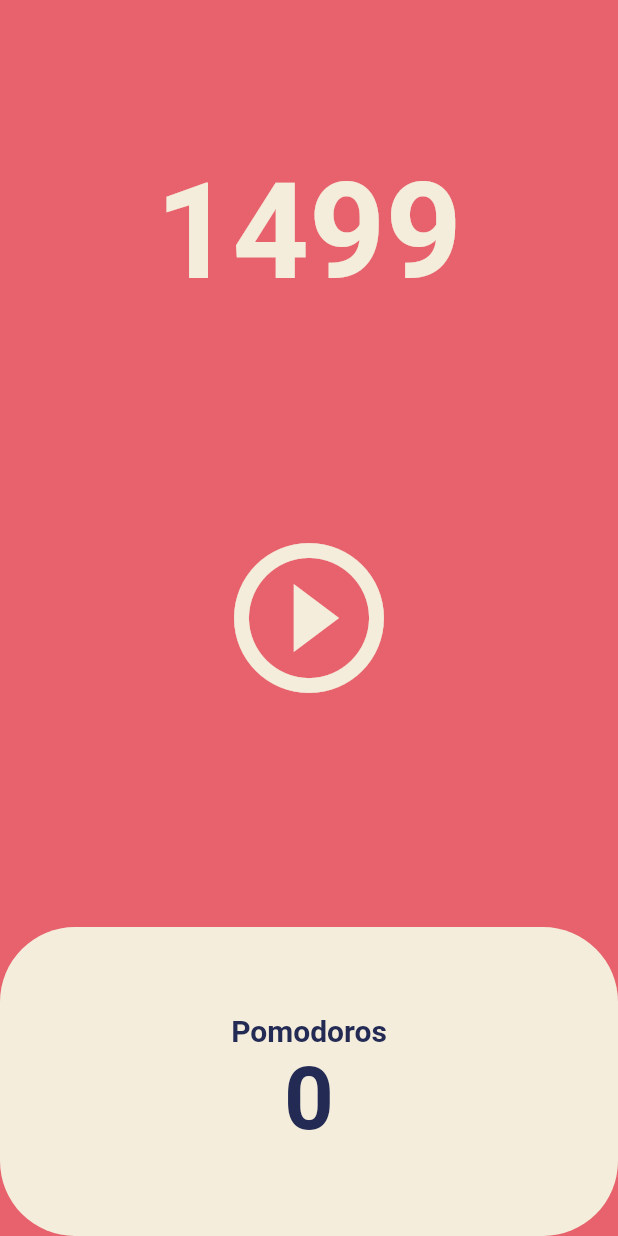
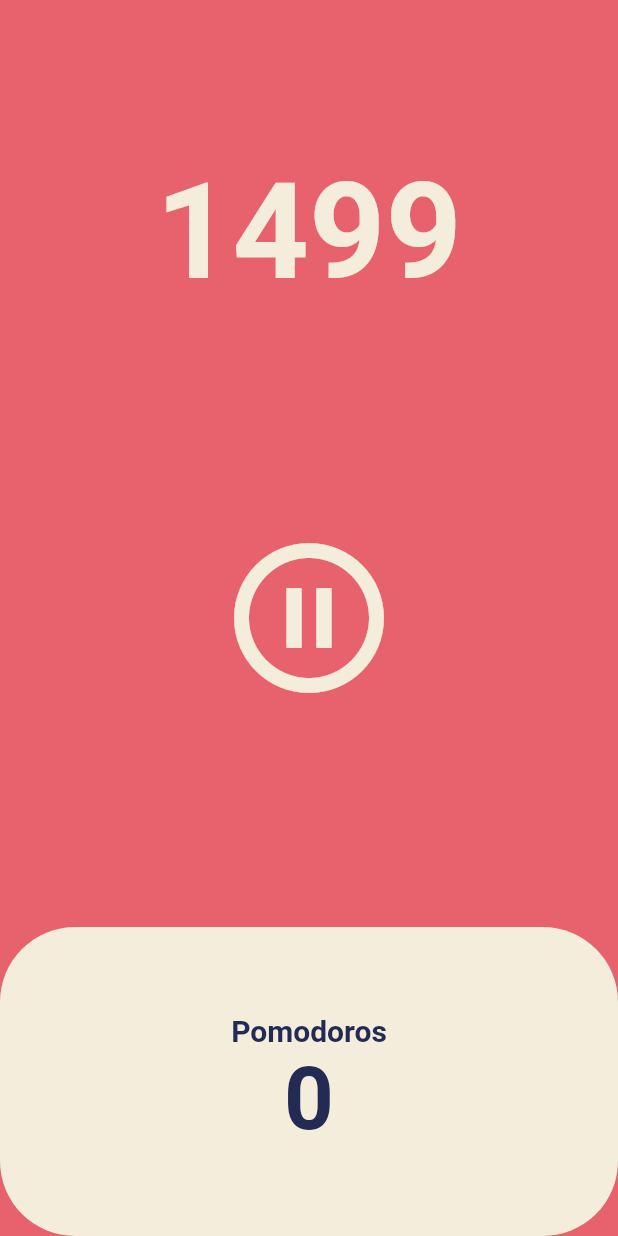
Before and after one commit to woong12/toonflix, a Flutter app: the screen it shows after launch, after a tap on the "play circle outline" icon, on a phone screen of 412 x 824 dp. Run offline on Flutter 3.47's test engine with Material 2 defaults, Android fonts, the light colour scheme and no system bars.

Commit message:
pause play

```diff
--- a/lib/screens/home_screen.dart
+++ b/lib/screens/home_screen.dart
@@ -10,6 +10,7 @@
 
 class _HomeScreenState extends State<HomeScreen> {
   int totalSeconds = 1500;
+  bool isRunning = false;
   late Timer timer;
 
   void onThick(Timer timer) {
@@ -19,7 +20,20 @@
   }
 
   void onStartPressed() {
-    timer = Timer.periodic(const Duration(seconds: 1), onThick);
+    timer = Timer.periodic(
+      const Duration(seconds: 1),
+      onThick,
+    );
+    setState(() {
+      isRunning = true;
+    });
+  }
+
+  void onPausePressed() {
+    timer.cancel();
+    setState(() {
+      isRunning = false;
+    });
   }
 
   @override
@@ -47,9 +61,11 @@
               child: IconButton(
                 iconSize: 120,
                 color: Theme.of(context).cardColor,
-                onPressed: onStartPressed,
-                icon: const Icon(
-                  Icons.play_circle_outline,
+                onPressed: isRunning ? onPausePressed : onStartPressed,
+                icon: Icon(
+                  isRunning
+                      ? Icons.pause_circle_outline
+                      : Icons.play_circle_outline,
                 ),
               ),
             ),
```
